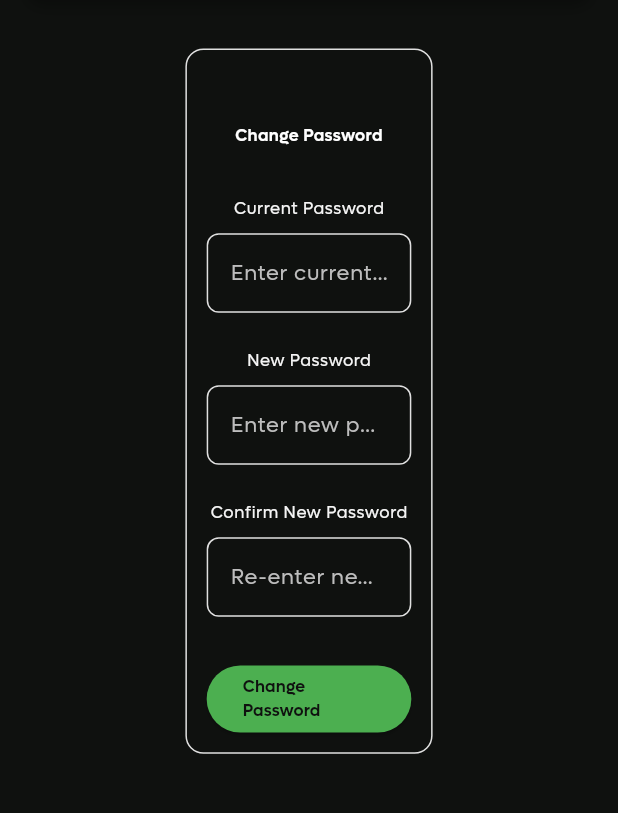
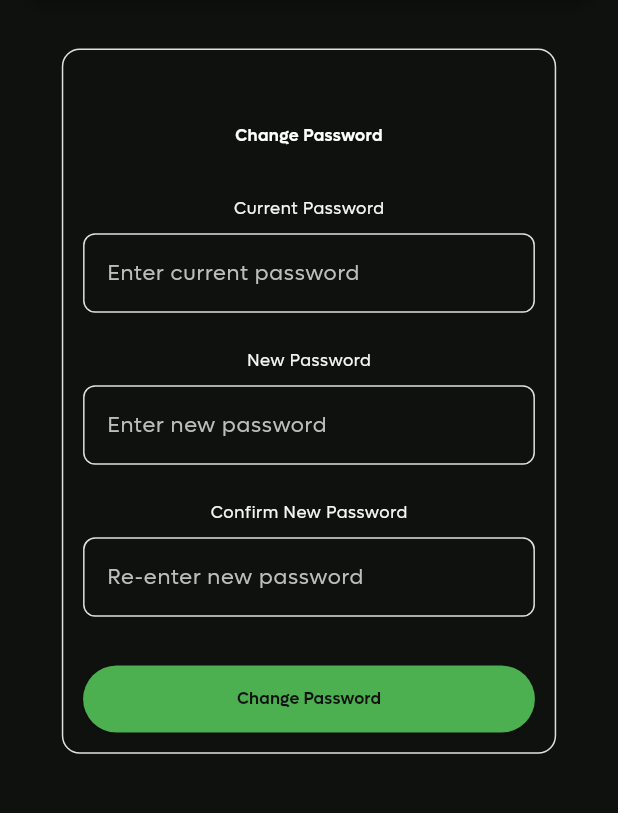
Before and after one commit to actionapps23/Action-Inc-Taxi-App, a Flutter app: the ChangePasswordScreen screen opened directly, on a phone screen of 412 x 824 dp, the part 125-938 px from its top. Run offline on Flutter 3.47's test engine with Material 3 defaults, Android fonts, the phone set to English and light mode, and no system bars; our stand-ins replace bloc, cloud_firestore, equatable, file_picker, firebase_core, firebase_storage and 6 more; missing offline and left inert: dart:html; accounts and stored records are empty; project files that could hold a hidden picture were left out.

Commit message:
In Progress

```diff
--- a/action_inc_taxi_app/lib/core/utils/device_utils.dart
+++ b/action_inc_taxi_app/lib/core/utils/device_utils.dart
@@ -15,6 +15,23 @@ class DeviceUtils {
   bool get isLargeTablet => _width >= 1024 && _width < 1440;
   bool get isDesktop => _width >= 1440;
 
+
+  double getResponsiveWidth(){
+    if(isExtraSmallMobile){
+      return 0.9;
+    } else if(isSmallMobile){
+      return 0.8;
+    } else if(isMediumMobile){
+      return 0.7;
+    } else if(isTablet){
+      return 0.6;
+    } else if(isLargeTablet){
+      return 0.5;
+    } else {
+      return 0.4;
+    }
+  }
+
   bool get isWeb => kIsWeb;
 
   bool get isPortrait =>
--- a/action_inc_taxi_app/lib/core/widgets/add_procedure_field_popup.dart
+++ b/action_inc_taxi_app/lib/core/widgets/add_procedure_field_popup.dart
@@ -1,4 +1,5 @@
 import 'package:action_inc_taxi_app/core/models/section_model.dart';
+import 'package:action_inc_taxi_app/core/utils/device_utils.dart';
 import 'package:action_inc_taxi_app/core/widgets/form/app_dropdown.dart';
 import 'package:action_inc_taxi_app/core/widgets/form/form_field.dart';
 import 'package:action_inc_taxi_app/core/widgets/responsive_text_widget.dart';
@@ -61,11 +62,12 @@ class _AddProcedureFieldPopupState extends State<AddProcedureFieldPopup> {
 
   @override
   Widget build(BuildContext context) {
+    final deviceUtils = DeviceUtils(context);
     return Center(
       child: Material(
         color: Colors.transparent,
         child: Container(
-          width: 100.w,
+          width: deviceUtils.getResponsiveWidth().sw,
           padding: EdgeInsets.all(4.w),
           decoration: BoxDecoration(
             color: AppColors.cardBackground,
--- a/action_inc_taxi_app/lib/core/widgets/buttons/app_outline_button.dart
+++ b/action_inc_taxi_app/lib/core/widgets/buttons/app_outline_button.dart
@@ -45,8 +45,8 @@ class AppOutlineButton extends StatelessWidget {
           mainAxisSize: MainAxisSize.min,
           mainAxisAlignment: MainAxisAlignment.start,
           children: [
-            if (prefixIcon != null) ...[prefixIcon!, const SizedBox(width: 10)],
-            ResponsiveText(label, style: AppTextStyles.bodySmall),
+            if (prefixIcon != null) ...[Flexible(child: prefixIcon!),],
+            Flexible(child: ResponsiveText(label, style: AppTextStyles.bodySmall)),
           ],
         ),
       ),
--- a/action_inc_taxi_app/lib/core/widgets/entry_field_popup.dart
+++ b/action_inc_taxi_app/lib/core/widgets/entry_field_popup.dart
@@ -3,6 +3,7 @@ import 'package:action_inc_taxi_app/core/models/field_entry_model.dart';
 import 'package:action_inc_taxi_app/core/models/future_purchase_model.dart';
 import 'package:action_inc_taxi_app/core/theme/app_colors.dart';
 import 'package:action_inc_taxi_app/core/theme/app_text_styles.dart';
+import 'package:action_inc_taxi_app/core/utils/device_utils.dart';
 import 'package:action_inc_taxi_app/core/widgets/buttons/app_button.dart';
 import 'package:action_inc_taxi_app/core/widgets/date_picker_dialog.dart';
 import 'package:action_inc_taxi_app/core/widgets/form/form_field.dart';
@@ -76,12 +77,13 @@ class _EntryFieldPopupState extends State<EntryFieldPopup> {
 
   @override
   Widget build(BuildContext context) {
+    final DeviceUtils deviceUtils = DeviceUtils(context);
     return Center(
       child: Material(
         borderRadius: BorderRadius.circular(16),
         color: Colors.transparent,
         child: Container(
-          width: 100.w,
+          width: deviceUtils.getResponsiveWidth().sw,
           constraints: BoxConstraints(
             maxHeight: 0.8.sh, // 80% of screen height, adjust as needed
           ),
--- a/action_inc_taxi_app/lib/features/auth/add_employee_screen/add_employee_screen.dart
+++ b/action_inc_taxi_app/lib/features/auth/add_employee_screen/add_employee_screen.dart
@@ -1,5 +1,6 @@
 import 'package:action_inc_taxi_app/core/theme/app_assets.dart';
 import 'package:action_inc_taxi_app/core/theme/app_colors.dart';
+import 'package:action_inc_taxi_app/core/utils/device_utils.dart';
 import 'package:action_inc_taxi_app/core/widgets/navbar/navbar.dart';
 import 'package:action_inc_taxi_app/core/widgets/responsive_text_widget.dart';
 import 'package:flutter/material.dart';
@@ -20,6 +21,7 @@ class AddEmployeeScreen extends HookWidget {
 
   @override
   Widget build(BuildContext context) {
+    final deviceUtils = DeviceUtils(context);
     final nameController = useTextEditingController();
     final passwordController = useTextEditingController();
     final roleController = useTextEditingController();
@@ -45,7 +47,7 @@ class AddEmployeeScreen extends HookWidget {
                       Center(
                         child: SingleChildScrollView(
                           child: Container(
-                            width: 0.4.sw,
+                            width:  deviceUtils.getResponsiveWidth().sw,
                             margin: EdgeInsets.symmetric(
                               horizontal: 16.w,
                               vertical: 24.h,
--- a/action_inc_taxi_app/lib/features/auth/change_password_screen/change_password_screen.dart
+++ b/action_inc_taxi_app/lib/features/auth/change_password_screen/change_password_screen.dart
@@ -2,6 +2,7 @@ import 'dart:convert';
 
 import 'package:action_inc_taxi_app/core/routes/app_routes.dart';
 import 'package:action_inc_taxi_app/core/theme/app_colors.dart';
+import 'package:action_inc_taxi_app/core/utils/device_utils.dart';
 import 'package:action_inc_taxi_app/core/widgets/navbar/navbar.dart';
 import 'package:action_inc_taxi_app/core/widgets/responsive_text_widget.dart';
 import 'package:action_inc_taxi_app/core/widgets/snackbar/snackbar.dart';
@@ -25,6 +26,7 @@ class ChangePasswordScreen extends HookWidget {
     final confirmPassController = useTextEditingController();
     final formKey = useState(GlobalKey<FormState>());
     final loginCubit = context.read<LoginCubit>();
+    final DeviceUtils deviceUtils = DeviceUtils(context);
 
     return Scaffold(
       backgroundColor: AppColors.background,
@@ -47,7 +49,7 @@ class ChangePasswordScreen extends HookWidget {
                 child:
                   SingleChildScrollView(
                     child: Container(
-                      width: 0.4.sw,
+                      width: deviceUtils.getResponsiveWidth().sw,
                       margin: EdgeInsets.symmetric(
                         horizontal: 16.w,
                         vertical: 24.h,
--- a/action_inc_taxi_app/lib/features/close_procedure/procedure_screen.dart
+++ b/action_inc_taxi_app/lib/features/close_procedure/procedure_screen.dart
@@ -163,8 +163,7 @@ class _ProcedureScreenState extends State<ProcedureScreen> {
                                     .procedureModel!,
                               );
                             },
-                            width: 40.w,
-                            height: 44.h,
+
                           ),
                         ],
                       );
--- a/action_inc_taxi_app/lib/features/purchase/edit_popup.dart
+++ b/action_inc_taxi_app/lib/features/purchase/edit_popup.dart
@@ -1,4 +1,5 @@
 import 'package:action_inc_taxi_app/core/theme/app_text_styles.dart';
+import 'package:action_inc_taxi_app/core/utils/device_utils.dart';
 import 'package:action_inc_taxi_app/core/widgets/responsive_text_widget.dart';
 import 'package:flutter/material.dart';
 import 'package:action_inc_taxi_app/core/widgets/form/form_field.dart';
@@ -45,11 +46,12 @@ class _EditFieldPopupState extends State<EditFieldPopup> {
 
   @override
   Widget build(BuildContext context) {
+    final deviceUtils = DeviceUtils(context);
     return Center(
       child: Material(
         color: Colors.transparent,
         child: Container(
-          width: 100.w,
+          width: deviceUtils.getResponsiveWidth().sw,
           padding: EdgeInsets.all(4.w),
           decoration: BoxDecoration(
             color: AppColors.cardBackground,
```
Also changed, not shown: action_inc_taxi_app/lib/core/widgets/add_inventory_popup.dart (+29 -3 lines), action_inc_taxi_app/lib/features/inventory/inventory_sceen.dart (+10 -11 lines), action_inc_taxi_app/lib/features/maintainence/maintainance_item_card_widget.dart (+11 -7 lines).
